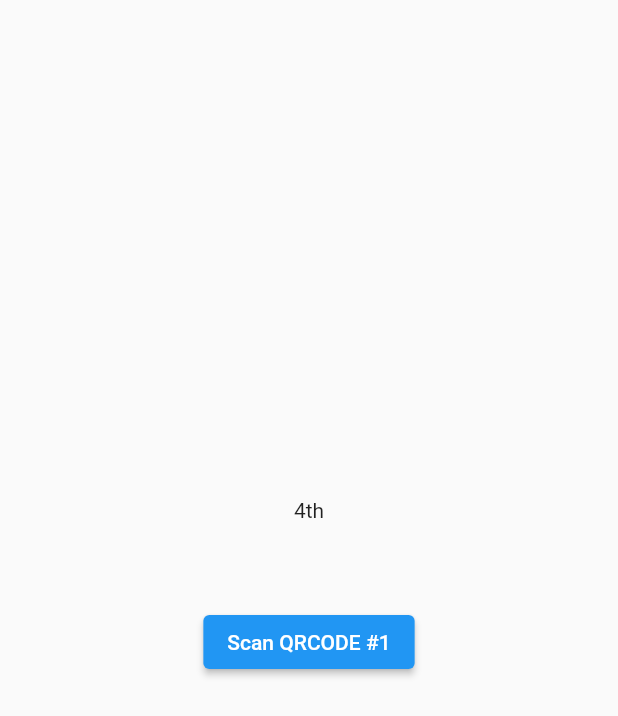
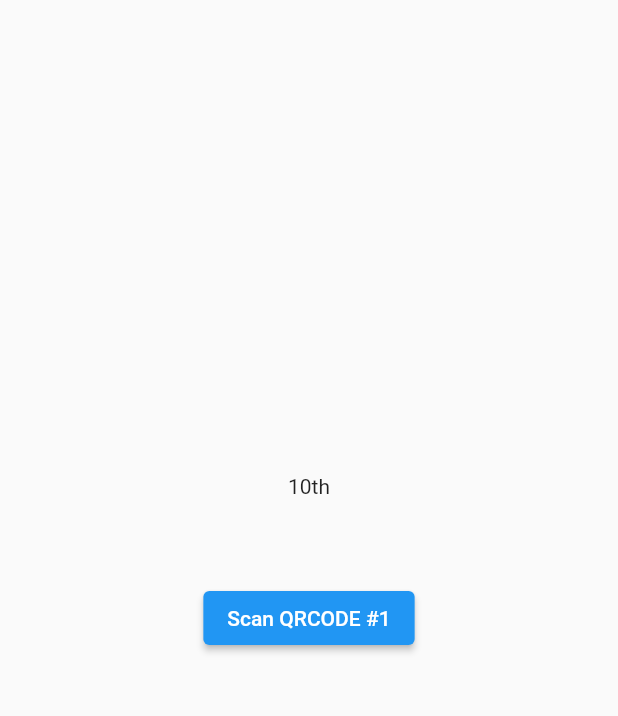
Before and after one commit to zendoclab/lovef, a Flutter app: the screen it shows after launch, on a phone screen of 412 x 824 dp. Shown: the top 716 px of the screen. Run offline on Flutter 3.47's test engine with Material 2 defaults, Android fonts, the light colour scheme and no system bars; our stand-ins replace fl_chart, share_plus; missing offline and left inert: camera_web, share_plus_web, simple_barcode_scanner, widgets_to_image.

Commit message:
failed 1. share before : 2. UI

```diff
--- a/lib/main.dart
+++ b/lib/main.dart
@@ -1,8 +1,16 @@
+
+import 'dart:io';
+import 'dart:typed_data';
+import 'dart:ui';
 
 import 'package:fl_chart/fl_chart.dart';
 import 'package:flutter/material.dart';
+import 'package:share_plus_web/share_plus_web.dart';
 import 'package:simple_barcode_scanner/simple_barcode_scanner.dart';
 import 'dart:convert';
+import 'package:widgets_to_image/widgets_to_image.dart';
+import 'package:share_plus/share_plus.dart';
+import 'package:camera_web/camera_web.dart';
 
 // 1. 특정영역을 SNS공유로 공유
 
@@ -23,11 +31,12 @@ class MyApp extends StatelessWidget {
   @override
   Widget build(BuildContext context) {
     return MaterialApp(
-      title: 'Flutter Demo',
+      title: 'LoveBeat',
       theme: ThemeData(
         primarySwatch: Colors.blue,
       ),
       home: const MyHomePage(title: 'Flutter Demo Home Page'),
+      debugShowCheckedModeBanner: false,
     );
   }
 }
@@ -44,6 +53,8 @@ class MyHomePage extends StatefulWidget {
 class _MyHomePageState extends State<MyHomePage> {
   String result = "";
   var etime = 0.0;
+  WidgetsToImageController controller = WidgetsToImageController();
+  Uint8List? bytes;
 
   @override
   Widget build(BuildContext context) {
@@ -55,9 +66,12 @@ class _MyHomePageState extends State<MyHomePage> {
 
           children: <Widget>[
             const Text(
-              '4th',
+              '10th',
             ),
-            flitems.isNotEmpty ? LineChartSample6() : const Text(''),
+          WidgetsToImage(
+              controller: controller,
+              child: flitems.isNotEmpty || flitems2.isNotEmpty ? LineChartSample6() : const Text(''),
+            ),
             Text(
               '',
               style: Theme.of(context).textTheme.headlineMedium,
@@ -96,6 +110,7 @@ class _MyHomePageState extends State<MyHomePage> {
                       builder: (context) => const SimpleBarcodeScannerPage(),
                     ));
                 setState(() {
+                  this.bytes = bytes;
                   result = res;
                   items2 = result.trim().split(",");
                   var time = DateTime.fromMillisecondsSinceEpoch(int.parse(items2![0]));
@@ -131,6 +146,22 @@ class _MyHomePageState extends State<MyHomePage> {
               '',
               style: Theme.of(context).textTheme.headlineMedium,
             ),
+
+          flitems2.isNotEmpty ? ElevatedButton(
+          onPressed: () async {
+            final bytes = await controller.capture();
+    setState(() {
+    this.bytes = bytes; });
+    },
+      child: const Icon(Icons.camera),
+    ) : const Text(''),
+
+            flitems2.isNotEmpty ? ElevatedButton(
+              onPressed: () {
+                Share.shareXFiles([XFile.fromData(bytes!)]);
+              },
+              child: const Icon(Icons.share),
+            ) : const Text(''),
           ],
 
         ),
--- a/pubspec.yaml
+++ b/pubspec.yaml
@@ -37,6 +37,10 @@ dependencies:
   cupertino_icons: ^1.0.2
   simple_barcode_scanner: ^0.0.8
   fl_chart: ^0.62.0
+  widgets_to_image: ^0.0.2
+  share_plus: ^7.0.0
+  share_plus_web: ^3.1.0
+  camera_web: ^0.3.1+3
 
 dev_dependencies:
   flutter_test:
```
Also changed, not shown: pubspec.lock, 1 other file.
